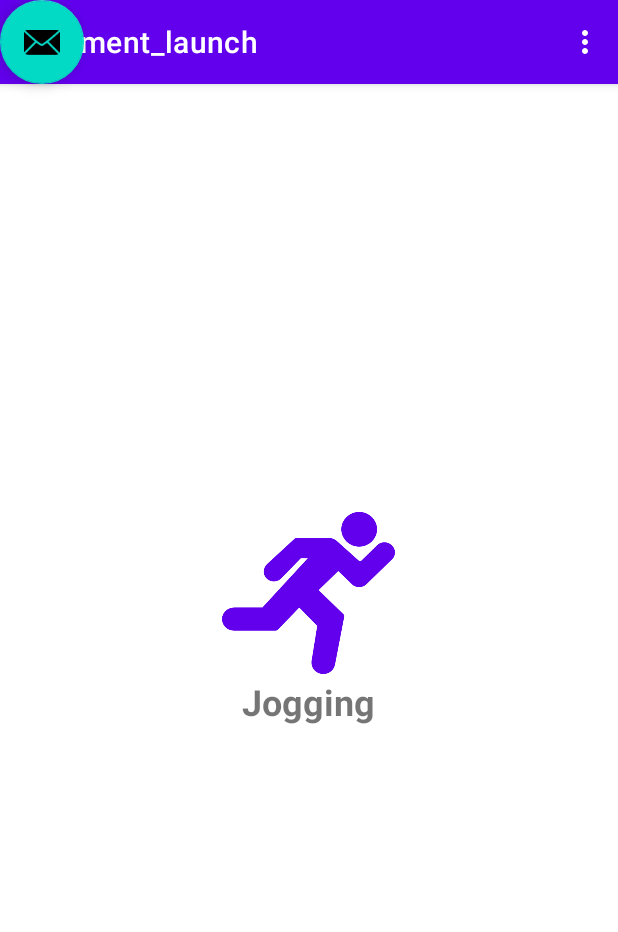
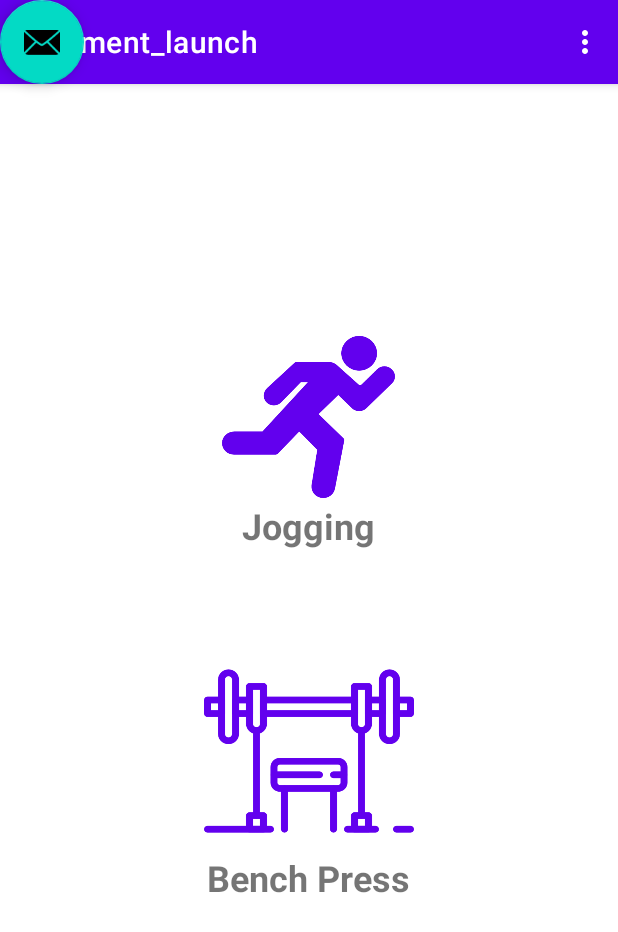
Before and after one commit to wrimicha/WorkoutPal, an Android app: the screen it shows after launch (MainActivity), on a phone screen of 412 x 824 dp. Shown: the top 932 px of the screen. Run offline under Robolectric (Android 15) with nearby library versions, the phone set to English and light mode, and no system bars; our stand-ins replace data binding, navigation-ui.

Commit message:
Added button icon for Bench Press in LaunchFragment, Realigned elements of Launch Fragment.

```diff
--- a/app/src/main/res/layout/fragment_launch.xml
+++ b/app/src/main/res/layout/fragment_launch.xml
@@ -1,6 +1,7 @@
 <?xml version="1.0" encoding="utf-8"?>
 
 <layout xmlns:android="http://schemas.android.com/apk/res/android"
+    xmlns:app="http://schemas.android.com/apk/res-auto"
     xmlns:tools="http://schemas.android.com/tools">
 <LinearLayout
     android:layout_width="match_parent"
@@ -26,5 +27,25 @@
         android:textSize="24sp"
         android:textStyle="bold" />
 
+    <View
+        android:id="@+id/divider"
+        android:layout_width="match_parent"
+        android:layout_height="66dp"
+        android:background="@color/white" />
+
+    <Button
+        android:id="@+id/button"
+        android:layout_width="140dp"
+        android:layout_height="136dp"
+        android:background="@drawable/weightlifting" />
+
+    <TextView
+        android:id="@+id/textView13"
+        android:layout_width="wrap_content"
+        android:layout_height="wrap_content"
+        android:text="Bench Press"
+        android:textSize="24sp"
+        android:textStyle="bold" />
+
 </LinearLayout>
 </layout>
```
Also changed, not shown: app/src/main/res/drawable-v24/weightlifting.png (added).
